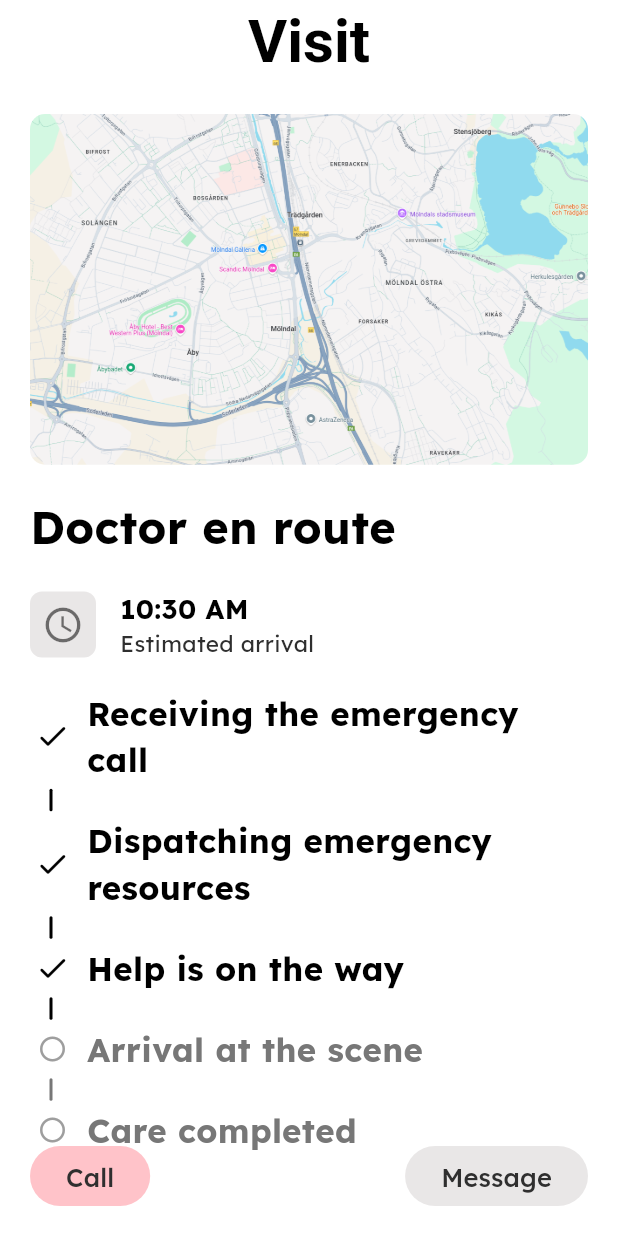
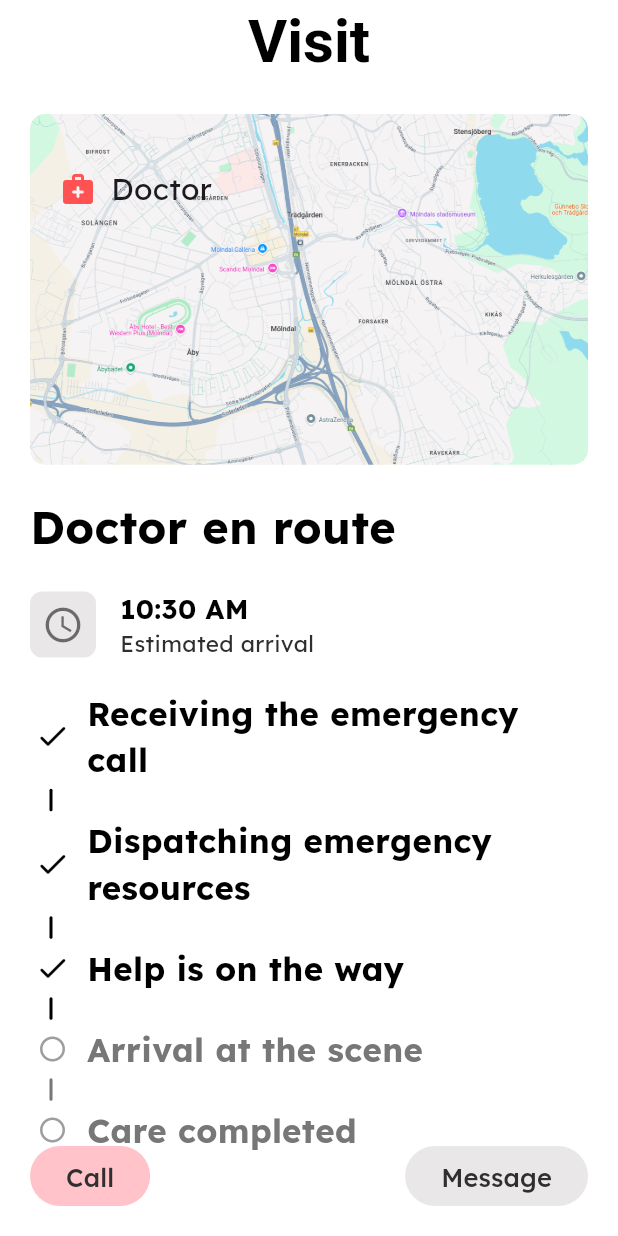
Before and after one commit to JonatanLindh/MediCall, a Flutter app: the screen it shows after launch, on a phone screen of 412 x 824 dp. Run offline on Flutter 3.47's test engine with Material 3 defaults, Android fonts, the phone set to English and light mode, and no system bars; our stand-ins replace bloc, equatable, flutter_bloc, flutter_hooks, geolocator, go_router and 1 more; missing offline and left inert: flutter_webrtc, livekit_client.

Commit message:
feat: implement DoctorStatus with position display and interaction using Bloc

```diff
--- a/app/lib/screens/patient/emergency/patient_emergency_screen.dart
+++ b/app/lib/screens/patient/emergency/patient_emergency_screen.dart
@@ -1,6 +1,11 @@
 import 'package:flutter/material.dart';
+import 'package:flutter_bloc/flutter_bloc.dart';
+import 'package:flutter_hooks/flutter_hooks.dart';
 import 'package:medicall/app/app_export.dart';
 import 'package:medicall/app/routes.dart';
+import 'package:medicall/repositories/geo/bloc/geo_bloc.dart';
+import 'package:medicall/repositories/geo/repo/geo_repository.dart';
+import 'package:medicall/screens/patient/doctor_location/bloc/doctor_bloc.dart';
 
 class TimelineStep {
   const TimelineStep(this.title, {required this.isActive});
@@ -98,20 +103,67 @@ final List<TimelineStep> steps = [
   const TimelineStep('Care completed', isActive: false),
 ];
 
-class DoctorStatus extends StatelessWidget {
+class DoctorStatus extends HookWidget {
   const DoctorStatus({super.key});
 
   @override
   Widget build(BuildContext context) {
+    final showCoordinates = useState(false);
+
     return Padding(
       padding: const EdgeInsets.all(20),
       child: Column(
         crossAxisAlignment: CrossAxisAlignment.start,
         spacing: 20,
         children: [
-          ClipRRect(
-            borderRadius: BorderRadius.circular(10),
-            child: Image.asset(ImageConstant.imgMap),
+          GestureDetector(
+            onTap: () => showCoordinates.value = !showCoordinates.value,
+            child: Stack(
+              children: [
+                ClipRRect(
+                  borderRadius: BorderRadius.circular(10),
+                  child: Image.asset(
+                    ImageConstant.imgMap,
+                  ),
+                ),
+                Padding(
+                  padding: const EdgeInsets.only(top: 20, left: 20),
+                  child: Column(
+                    crossAxisAlignment: CrossAxisAlignment.start,
+                    children: [
+                      BlocBuilder<DoctorBloc, DoctorState>(
+                        builder: (context, state) {
+                          return PositionShower(
+                            icon: Icons.medical_services_rounded,
+                            showPos: showCoordinates.value,
+                            title: 'Doctor',
+                            position: state is DoctorAvailable
+                                ? state.position
+                                : null,
+                          );
+                        },
+                      ),
+                      const SizedBox(height: 20),
+                      if (showCoordinates.value)
+                        BlocBuilder<GeoBloc, GeoState>(
+                          builder: (context, state) {
+                            return PositionShower(
+                              icon: Icons.person_pin_circle_rounded,
+                              showPos: showCoordinates.value,
+                              title: 'Patient',
+                              position: state is GeoGotPosition
+                                  ? StrippedPosition.fromPosition(
+                                      state.position,
+                                    )
+                                  : null,
+                            );
+                          },
+                        ),
+                    ],
+                  ),
+                ),
+              ],
+            ),
           ),
           const Text(
             'Doctor en route',
@@ -227,3 +279,52 @@ class Timeline extends StatelessWidget {
     );
   }
 }
+
+class PositionShower extends StatelessWidget {
+  const PositionShower({
+    required this.title,
+    required this.showPos,
+    required this.icon,
+    this.position,
+    super.key,
+  });
+
+  final String title;
+  final StrippedPosition? position;
+  final bool showPos;
+  final IconData icon;
+
+  @override
+  Widget build(BuildContext context) {
+    return SizedBox(
+      height: 60,
+      child: Row(
+        children: [
+          Icon(
+            icon,
+            color: Colors.redAccent,
+            size: 24,
+          ),
+          const SizedBox(width: 10),
+          Column(
+            mainAxisAlignment: MainAxisAlignment.center,
+            crossAxisAlignment: CrossAxisAlignment.start,
+            children: [
+              Text(
+                title,
+                style: const TextStyle(fontSize: 20),
+              ),
+              if (showPos)
+                Text(
+                  position == null
+                      ? 'No location data available'
+                      : 'Latitude: ${position!.latitude}, Longitude: ${position!.longitude}',
+                  style: const TextStyle(fontSize: 16),
+                ),
+            ],
+          ),
+        ],
+      ),
+    );
+  }
+}
```
